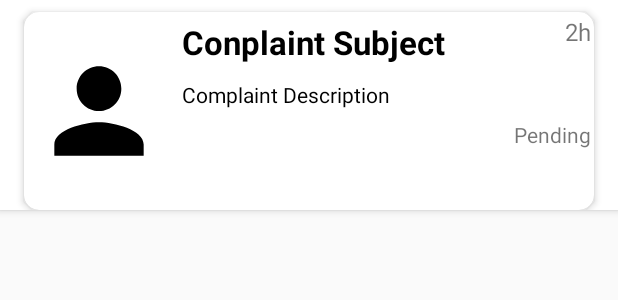
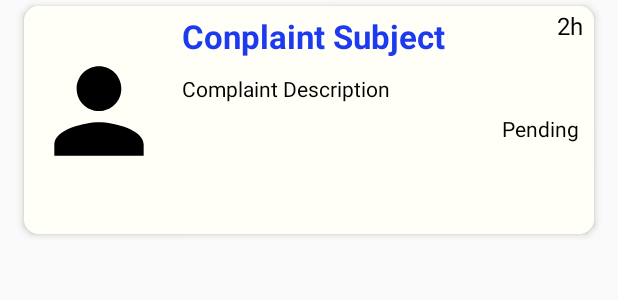
Before and after one commit to g-track/GTrack, an Android app: the layout complaint_item.xml on its own in the app's theme, with its tools: preview values and no code run, on a phone screen of 412 x 824 dp. Shown: the top 300 px of the screen. Run offline under Robolectric (Android 15) with nearby library versions, the phone set to English and light mode, and no system bars.

Commit message:
Complaint Module

```diff
--- a/app/src/main/AndroidManifest.xml
+++ b/app/src/main/AndroidManifest.xml
@@ -44,14 +44,14 @@
         <activity android:name=".parentLogin" >
         </activity>
         <activity android:name=".studentComplaintDetails" />
-        <activity android:name=".studentLogin" >
+        <activity android:name=".studentLogin" />
+
+        <activity android:name=".studentHome">
             <intent-filter>
                 <action android:name="android.intent.action.MAIN" />
 
                 <category android:name="android.intent.category.LAUNCHER" />
             </intent-filter>
-        </activity>
-        <activity android:name=".studentHome">
 
         </activity>
 
--- a/app/src/main/res/layout/complaint_item.xml
+++ b/app/src/main/res/layout/complaint_item.xml
@@ -4,9 +4,8 @@
     xmlns:app="http://schemas.android.com/apk/res-auto"
     xmlns:tools="http://schemas.android.com/tools"
     android:layout_width="match_parent"
-    android:layout_height="140dp"
-    android:background="@color/colorWhite"
-    android:elevation="3dp">
+    android:layout_height="160dp"
+    android:layout_marginBottom="8dp">
 
 
     <android.support.v7.widget.CardView
@@ -15,9 +14,11 @@
         android:layout_height="match_parent"
         app:cardElevation="3dp"
         app:cardCornerRadius="10dp"
+        android:layout_marginBottom="4dp"
+        app:cardPreventCornerOverlap="true"
         android:layout_marginStart="16dp"
         android:layout_marginLeft="16dp"
-        android:layout_marginTop="8dp"
+        android:layout_marginTop="4dp"
         android:layout_marginEnd="16dp"
         android:layout_marginRight="16dp"
         app:layout_constraintBottom_toBottomOf="parent"
@@ -25,7 +26,9 @@
         app:layout_constraintStart_toStartOf="parent"
         app:layout_constraintTop_toTopOf="parent" >
     <RelativeLayout
+        android:background="#fffff7"
         android:layout_width="match_parent"
+
         android:layout_height="match_parent">
         <ImageView
             android:id="@+id/img_complaint_icon"
@@ -41,7 +44,7 @@
             android:padding="5dp"
             android:layout_toRightOf="@id/img_complaint_icon"
             android:text="Conplaint Subject"
-            android:textColor="@color/colorBlack"
+            android:textColor="@color/colorPrimary"
             android:textStyle="bold"
             android:textSize="22sp"
             />
@@ -52,7 +55,9 @@
             android:layout_alignParentEnd="true"
             android:layout_alignParentRight="true"
             android:padding="2dp"
+            android:textColor="@color/colorBlack"
             android:text="2h"
+            android:layout_marginRight="5dp"
             android:textSize="16dp"
             />
         <TextView
@@ -71,9 +76,12 @@
             android:layout_height="wrap_content"
             android:text="Pending"
             android:padding="2dp"
+            android:layout_marginRight="8dp"
+            android:textColor="@color/colorBlack"
             android:layout_below="@id/tv_complaint_desc"
             android:layout_alignParentEnd="true"
-            android:layout_alignParentRight="true" />
+            android:layout_alignParentRight="true"
+            android:layout_marginBottom="8dp"/>
     </RelativeLayout>
     </android.support.v7.widget.CardView>
 </android.support.constraint.ConstraintLayout>
--- a/app/src/main/res/values/colors.xml
+++ b/app/src/main/res/values/colors.xml
@@ -5,7 +5,7 @@
     <color name="colorAccent">#620f7c</color>-->
 
 
-    <color name="colorPrimary">#455a64</color>
+    <color name="colorPrimary">#1E3AEF</color>
     <color name="colorPrimaryDark">#00015F</color>
     <color name="colorAccent">#00015F</color>
 
```
